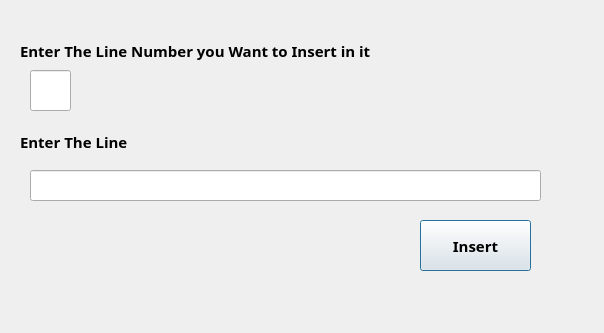
yasmineNasrat/TextEditor, file secdialog.ui: the form before one commit.
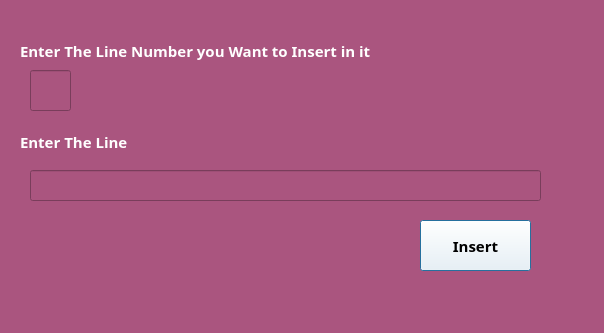
The form after the commit.

What changed in the file:
```diff
--- a/secdialog.ui
+++ b/secdialog.ui
@@ -13,6 +13,10 @@
   <property name="windowTitle">
    <string>Insert Line</string>
   </property>
+  <property name="styleSheet">
+   <string notr="true">color: rgb(255, 255, 255);
+background-color: rgb(170, 85, 127);</string>
+  </property>
   <property name="sizeGripEnabled">
    <bool>false</bool>
   </property>
@@ -107,6 +111,10 @@
      <bold>true</bold>
     </font>
    </property>
+   <property name="styleSheet">
+    <string notr="true">background-color: rgb(255, 255, 255);
+color: rgb(0, 0, 0);</string>
+   </property>
    <property name="text">
     <string>Insert</string>
    </property>
```
